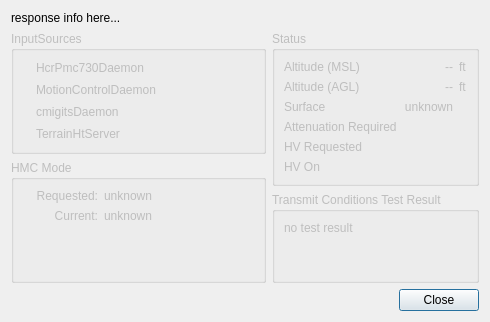
NCAR/HCR_instrument, file src/hcrgui/HcrMonitorDetails.ui: the form before one commit.
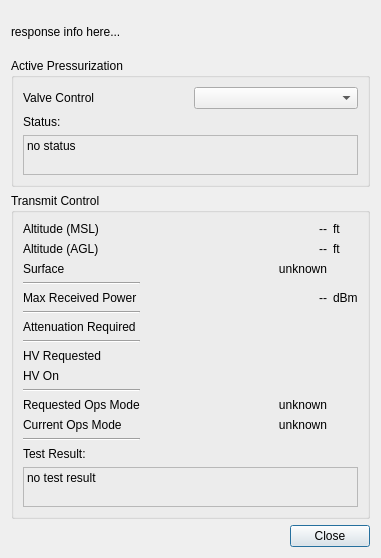
The form after the commit. Icons and pictures are not drawn.

Commit message: Added lots more information to the HcrMonitorDetails window, as well as ability to change the HcrMonitor's ApsControl::ValveControlState.

Diff of the .ui file:
```diff
--- a/src/hcrgui/HcrMonitorDetails.ui
+++ b/src/hcrgui/HcrMonitorDetails.ui
@@ -6,10 +6,16 @@
    <rect>
     <x>0</x>
     <y>0</y>
-    <width>490</width>
-    <height>321</height>
+    <width>381</width>
+    <height>558</height>
    </rect>
   </property>
+  <property name="sizePolicy">
+   <sizepolicy hsizetype="Preferred" vsizetype="MinimumExpanding">
+    <horstretch>0</horstretch>
+    <verstretch>0</verstretch>
+   </sizepolicy>
+  </property>
   <property name="windowTitle">
    <string>HcrMonitor Details</string>
   </property>
@@ -30,7 +36,7 @@
    <item row="1" column="1" colspan="2">
     <widget class="QFrame" name="contentFrame">
      <property name="enabled">
-      <bool>false</bool>
+      <bool>true</bool>
      </property>
      <property name="sizePolicy">
       <sizepolicy hsizetype="Preferred" vsizetype="Preferred">
@@ -44,253 +50,70 @@
      <property name="frameShadow">
       <enum>QFrame::Raised</enum>
      </property>
-     <layout class="QHBoxLayout" name="horizontalLayout">
+     <layout class="QVBoxLayout" name="verticalLayout_2">
       <property name="margin">
        <number>0</number>
       </property>
       <item>
-       <widget class="QFrame" name="leftFrame">
-        <property name="frameShape">
-         <enum>QFrame::NoFrame</enum>
-        </property>
-        <property name="frameShadow">
-         <enum>QFrame::Raised</enum>
-        </property>
-        <layout class="QVBoxLayout" name="verticalLayout">
-         <property name="margin">
-          <number>0</number>
-         </property>
-         <item>
-          <widget class="QGroupBox" name="inputSourcesBox">
+       <widget class="QGroupBox" name="apsBox">
            <property name="sizePolicy">
-            <sizepolicy hsizetype="Preferred" vsizetype="MinimumExpanding">
+         <sizepolicy hsizetype="Preferred" vsizetype="Preferred">
              <horstretch>0</horstretch>
              <verstretch>0</verstretch>
             </sizepolicy>
            </property>
            <property name="title">
-            <string>InputSources</string>
+         <string>Active Pressurization</string>
            </property>
            <layout class="QGridLayout" name="gridLayout_3">
-            <item row="4" column="0">
-             <widget class="QLabel" name="cmigitsIcon">
-              <property name="sizePolicy">
-               <sizepolicy hsizetype="Minimum" vsizetype="Preferred">
-                <horstretch>0</horstretch>
-                <verstretch>0</verstretch>
-               </sizepolicy>
-              </property>
-              <property name="text">
-               <string/>
-              </property>
-              <property name="pixmap">
-               <pixmap resource="HcrGuiMainWindow.qrc">:/greenLED_off.png</pixmap>
-              </property>
-             </widget>
-            </item>
-            <item row="1" column="0">
-             <widget class="QLabel" name="motionControlIcon">
-              <property name="sizePolicy">
-               <sizepolicy hsizetype="Minimum" vsizetype="Preferred">
-                <horstretch>0</horstretch>
-                <verstretch>0</verstretch>
-               </sizepolicy>
-              </property>
-              <property name="text">
-               <string/>
-              </property>
-              <property name="pixmap">
-               <pixmap resource="HcrGuiMainWindow.qrc">:/greenLED_off.png</pixmap>
-              </property>
-             </widget>
-            </item>
-            <item row="5" column="0">
-             <widget class="QLabel" name="terrainHtIcon">
-              <property name="sizePolicy">
-               <sizepolicy hsizetype="Minimum" vsizetype="Preferred">
-                <horstretch>0</horstretch>
-                <verstretch>0</verstretch>
-               </sizepolicy>
-              </property>
-              <property name="text">
-               <string/>
-              </property>
-              <property name="pixmap">
-               <pixmap resource="HcrGuiMainWindow.qrc">:/greenLED_off.png</pixmap>
-              </property>
-             </widget>
-            </item>
-            <item row="4" column="1">
-             <widget class="QLabel" name="cmigitsLabel">
-              <property name="sizePolicy">
-               <sizepolicy hsizetype="Expanding" vsizetype="Preferred">
-                <horstretch>0</horstretch>
-                <verstretch>0</verstretch>
-               </sizepolicy>
-              </property>
-              <property name="text">
-               <string>cmigitsDaemon</string>
-              </property>
-             </widget>
-            </item>
-            <item row="1" column="1">
-             <widget class="QLabel" name="motionControlLabel">
-              <property name="sizePolicy">
-               <sizepolicy hsizetype="Expanding" vsizetype="Preferred">
-                <horstretch>0</horstretch>
-                <verstretch>0</verstretch>
-               </sizepolicy>
-              </property>
-              <property name="text">
-               <string>MotionControlDaemon</string>
-              </property>
-             </widget>
-            </item>
             <item row="0" column="1">
-             <widget class="QLabel" name="hcrPmc730Label">
-              <property name="sizePolicy">
-               <sizepolicy hsizetype="Expanding" vsizetype="Preferred">
-                <horstretch>0</horstretch>
-                <verstretch>0</verstretch>
-               </sizepolicy>
-              </property>
-              <property name="text">
-               <string>HcrPmc730Daemon</string>
-              </property>
-             </widget>
-            </item>
-            <item row="5" column="1">
-             <widget class="QLabel" name="terrainHtLabel">
-              <property name="sizePolicy">
-               <sizepolicy hsizetype="Expanding" vsizetype="Preferred">
-                <horstretch>0</horstretch>
-                <verstretch>0</verstretch>
-               </sizepolicy>
-              </property>
-              <property name="text">
-               <string>TerrainHtServer</string>
-              </property>
-             </widget>
-            </item>
-            <item row="0" column="0">
-             <widget class="QLabel" name="hcrPmc730Icon">
-              <property name="sizePolicy">
-               <sizepolicy hsizetype="Minimum" vsizetype="Preferred">
-                <horstretch>0</horstretch>
-                <verstretch>0</verstretch>
-               </sizepolicy>
-              </property>
-              <property name="text">
-               <string/>
-              </property>
-              <property name="pixmap">
-               <pixmap resource="HcrGuiMainWindow.qrc">:/greenLED_off.png</pixmap>
-              </property>
-             </widget>
-            </item>
-           </layout>
-          </widget>
-         </item>
-         <item>
-          <widget class="QGroupBox" name="hmcModeBox">
-           <property name="title">
-            <string>HMC Mode</string>
-           </property>
-           <layout class="QGridLayout" name="gridLayout_4">
-            <item row="0" column="0">
-             <widget class="QLabel" name="requestedModeLabel">
-              <property name="sizePolicy">
-               <sizepolicy hsizetype="Minimum" vsizetype="Preferred">
-                <horstretch>0</horstretch>
-                <verstretch>0</verstretch>
-               </sizepolicy>
-              </property>
-              <property name="text">
-               <string>Requested:</string>
-              </property>
-              <property name="alignment">
-               <set>Qt::AlignRight|Qt::AlignTop|Qt::AlignTrailing</set>
-              </property>
-             </widget>
-            </item>
-            <item row="0" column="1">
-             <widget class="QLabel" name="requestedModeValue">
+          <widget class="QComboBox" name="apsValveControlCombo">
               <property name="minimumSize">
                <size>
                 <width>150</width>
                 <height>0</height>
                </size>
               </property>
+          </widget>
+         </item>
+         <item row="0" column="0">
+          <widget class="QLabel" name="apsValveControlLabel">
               <property name="text">
-               <string>unknown</string>
-              </property>
-              <property name="alignment">
-               <set>Qt::AlignLeading|Qt::AlignLeft|Qt::AlignTop</set>
-              </property>
-              <property name="wordWrap">
-               <bool>true</bool>
-              </property>
+            <string>Valve Control</string>
+           </property>
              </widget>
             </item>
             <item row="1" column="0">
-             <widget class="QLabel" name="curentModeLabel">
+          <widget class="QLabel" name="apsStatusLabel">
               <property name="text">
-               <string>Current:</string>
-              </property>
-              <property name="alignment">
-               <set>Qt::AlignRight|Qt::AlignTrailing|Qt::AlignVCenter</set>
-              </property>
-             </widget>
-            </item>
-            <item row="1" column="1">
-             <widget class="QLabel" name="currentModeValue">
+            <string>Status:</string>
+           </property>
+          </widget>
+         </item>
+         <item row="2" column="0" colspan="2">
+          <widget class="QLabel" name="apsStatusText">
               <property name="minimumSize">
                <size>
-                <width>150</width>
-                <height>0</height>
-               </size>
-              </property>
-              <property name="text">
-               <string>unknown</string>
-              </property>
-             </widget>
-            </item>
-            <item row="2" column="0">
-             <spacer name="verticalSpacer">
-              <property name="orientation">
-               <enum>Qt::Vertical</enum>
-              </property>
-              <property name="sizeType">
-               <enum>QSizePolicy::MinimumExpanding</enum>
-              </property>
-              <property name="sizeHint" stdset="0">
-               <size>
-                <width>20</width>
-                <height>0</height>
-               </size>
-              </property>
-             </spacer>
-            </item>
-           </layout>
-          </widget>
-         </item>
-        </layout>
-       </widget>
-      </item>
-      <item>
-       <widget class="QFrame" name="rightFrame">
+             <width>0</width>
+             <height>40</height>
+            </size>
+           </property>
         <property name="frameShape">
-         <enum>QFrame::NoFrame</enum>
-        </property>
-        <property name="frameShadow">
-         <enum>QFrame::Raised</enum>
-        </property>
-        <layout class="QVBoxLayout" name="verticalLayout_3">
-         <property name="margin">
-          <number>0</number>
-         </property>
+            <enum>QFrame::StyledPanel</enum>
+           </property>
+           <property name="text">
+            <string>no status</string>
+           </property>
+           <property name="alignment">
+            <set>Qt::AlignLeading|Qt::AlignLeft|Qt::AlignTop</set>
+           </property>
+          </widget>
+         </item>
+        </layout>
+       </widget>
+      </item>
          <item>
-          <widget class="QGroupBox" name="statusBox">
+       <widget class="QGroupBox" name="transmitControlBox">
            <property name="sizePolicy">
             <sizepolicy hsizetype="Preferred" vsizetype="Preferred">
              <horstretch>0</horstretch>
@@ -298,64 +121,100 @@
             </sizepolicy>
            </property>
            <property name="title">
-            <string>Status</string>
+         <string>Transmit Control</string>
            </property>
            <layout class="QGridLayout" name="gridLayout_2">
-            <item row="0" column="2">
-             <widget class="QLabel" name="altitudeMslUnits">
+         <property name="bottomMargin">
+          <number>9</number>
+         </property>
+         <item row="1" column="2">
+          <widget class="QLabel" name="altitudeAglUnits">
+           <property name="sizePolicy">
+            <sizepolicy hsizetype="Minimum" vsizetype="Preferred">
+             <horstretch>0</horstretch>
+             <verstretch>0</verstretch>
+            </sizepolicy>
+           </property>
               <property name="text">
                <string>ft</string>
               </property>
              </widget>
             </item>
-            <item row="0" column="0">
-             <widget class="QLabel" name="altitudeMslLabel">
-              <property name="text">
-               <string>Altitude (MSL)</string>
+         <item row="7" column="0">
+          <widget class="Line" name="line">
+           <property name="orientation">
+            <enum>Qt::Horizontal</enum>
               </property>
              </widget>
             </item>
-            <item row="1" column="1">
-             <widget class="QLabel" name="altitudeAglValue">
-              <property name="minimumSize">
-               <size>
-                <width>50</width>
-                <height>0</height>
-               </size>
-              </property>
-              <property name="text">
-               <string>--</string>
-              </property>
-              <property name="alignment">
-               <set>Qt::AlignRight|Qt::AlignTrailing|Qt::AlignVCenter</set>
+         <item row="5" column="0">
+          <widget class="Line" name="line_2">
+           <property name="orientation">
+            <enum>Qt::Horizontal</enum>
+           </property>
+          </widget>
+         </item>
+         <item row="11" column="0">
+          <widget class="Line" name="line_3">
+           <property name="orientation">
+            <enum>Qt::Horizontal</enum>
               </property>
              </widget>
             </item>
             <item row="10" column="0">
-             <spacer name="verticalSpacer_2">
-              <property name="orientation">
-               <enum>Qt::Vertical</enum>
-              </property>
-              <property name="sizeType">
-               <enum>QSizePolicy::MinimumExpanding</enum>
-              </property>
-              <property name="sizeHint" stdset="0">
-               <size>
-                <width>20</width>
-                <height>0</height>
-               </size>
-              </property>
-             </spacer>
-            </item>
-            <item row="4" column="0">
+          <widget class="QLabel" name="hvOnLabel">
+           <property name="sizePolicy">
+            <sizepolicy hsizetype="Minimum" vsizetype="Preferred">
+             <horstretch>0</horstretch>
+             <verstretch>0</verstretch>
+            </sizepolicy>
+           </property>
+           <property name="text">
+            <string>HV On</string>
+           </property>
+          </widget>
+         </item>
+         <item row="1" column="0">
+          <widget class="QLabel" name="altitudeAglLabel">
+           <property name="sizePolicy">
+            <sizepolicy hsizetype="Minimum" vsizetype="Preferred">
+             <horstretch>0</horstretch>
+             <verstretch>0</verstretch>
+            </sizepolicy>
+           </property>
+           <property name="text">
+            <string>Altitude (AGL)</string>
+           </property>
+          </widget>
+         </item>
+         <item row="8" column="0">
              <widget class="QLabel" name="hvRequestedLabel">
+           <property name="sizePolicy">
+            <sizepolicy hsizetype="Minimum" vsizetype="Preferred">
+             <horstretch>0</horstretch>
+             <verstretch>0</verstretch>
+            </sizepolicy>
+           </property>
               <property name="text">
                <string>HV Requested</string>
               </property>
              </widget>
             </item>
-            <item row="4" column="1">
+         <item row="4" column="0">
+          <widget class="QLabel" name="maxPowerLabel">
+           <property name="text">
+            <string>Max Received Power</string>
+           </property>
+          </widget>
+         </item>
+         <item row="8" column="1">
              <widget class="QLabel" name="hvRequestedIcon">
+           <property name="sizePolicy">
+            <sizepolicy hsizetype="MinimumExpanding" vsizetype="Preferred">
+             <horstretch>0</horstretch>
+             <verstretch>0</verstretch>
+            </sizepolicy>
+           </property>
               <property name="text">
                <string/>
               </property>
@@ -367,18 +226,82 @@
               </property>
              </widget>
             </item>
-            <item row="3" column="0">
+         <item row="6" column="0">
              <widget class="QLabel" name="attenuationRequiredLabel">
+           <property name="sizePolicy">
+            <sizepolicy hsizetype="Minimum" vsizetype="Preferred">
+             <horstretch>0</horstretch>
+             <verstretch>0</verstretch>
+            </sizepolicy>
+           </property>
               <property name="text">
                <string>Attenuation Required</string>
               </property>
              </widget>
             </item>
-            <item row="0" column="1">
-             <widget class="QLabel" name="altitudeMslValue">
+         <item row="17" column="0">
+          <widget class="Line" name="line_4">
+           <property name="orientation">
+            <enum>Qt::Horizontal</enum>
+           </property>
+          </widget>
+         </item>
+         <item row="6" column="1">
+          <widget class="QLabel" name="attenuationRequiredIcon">
+           <property name="sizePolicy">
+            <sizepolicy hsizetype="MinimumExpanding" vsizetype="Preferred">
+             <horstretch>0</horstretch>
+             <verstretch>0</verstretch>
+            </sizepolicy>
+           </property>
+           <property name="text">
+            <string/>
+           </property>
+           <property name="pixmap">
+            <pixmap resource="HcrGuiMainWindow.qrc">:/greenLED_off.png</pixmap>
+           </property>
+           <property name="alignment">
+            <set>Qt::AlignRight|Qt::AlignTrailing|Qt::AlignVCenter</set>
+           </property>
+          </widget>
+         </item>
+         <item row="0" column="2">
+          <widget class="QLabel" name="altitudeMslUnits">
+           <property name="sizePolicy">
+            <sizepolicy hsizetype="Minimum" vsizetype="Preferred">
+             <horstretch>0</horstretch>
+             <verstretch>0</verstretch>
+            </sizepolicy>
+           </property>
+           <property name="text">
+            <string>ft</string>
+           </property>
+          </widget>
+         </item>
+         <item row="0" column="0">
+          <widget class="QLabel" name="altitudeMslLabel">
+           <property name="sizePolicy">
+            <sizepolicy hsizetype="Minimum" vsizetype="Preferred">
+             <horstretch>0</horstretch>
+             <verstretch>0</verstretch>
+            </sizepolicy>
+           </property>
+           <property name="text">
+            <string>Altitude (MSL)</string>
+           </property>
+          </widget>
+         </item>
+         <item row="1" column="1">
+          <widget class="QLabel" name="altitudeAglValue">
+           <property name="sizePolicy">
+            <sizepolicy hsizetype="MinimumExpanding" vsizetype="Preferred">
+             <horstretch>0</horstretch>
+             <verstretch>0</verstretch>
+            </sizepolicy>
+           </property>
               <property name="minimumSize">
                <size>
-                <width>50</width>
+             <width>0</width>
                 <height>0</height>
                </size>
               </property>
@@ -390,8 +313,72 @@
               </property>
              </widget>
             </item>
+         <item row="10" column="1">
+          <widget class="QLabel" name="hvOnIcon">
+           <property name="sizePolicy">
+            <sizepolicy hsizetype="MinimumExpanding" vsizetype="Preferred">
+             <horstretch>0</horstretch>
+             <verstretch>0</verstretch>
+            </sizepolicy>
+           </property>
+           <property name="text">
+            <string/>
+           </property>
+           <property name="pixmap">
+            <pixmap resource="HcrGuiMainWindow.qrc">:/greenLED_off.png</pixmap>
+           </property>
+           <property name="alignment">
+            <set>Qt::AlignRight|Qt::AlignTrailing|Qt::AlignVCenter</set>
+           </property>
+          </widget>
+         </item>
+         <item row="16" column="0">
+          <widget class="QLabel" name="curentModeLabel">
+           <property name="sizePolicy">
+            <sizepolicy hsizetype="Minimum" vsizetype="Preferred">
+             <horstretch>0</horstretch>
+             <verstretch>0</verstretch>
+            </sizepolicy>
+           </property>
+           <property name="text">
+            <string>Current Ops Mode</string>
+           </property>
+           <property name="alignment">
+            <set>Qt::AlignLeading|Qt::AlignLeft|Qt::AlignVCenter</set>
+           </property>
+          </widget>
+         </item>
+         <item row="12" column="0">
+          <widget class="QLabel" name="requestedModeLabel">
+           <property name="sizePolicy">
+            <sizepolicy hsizetype="Minimum" vsizetype="Preferred">
+             <horstretch>0</horstretch>
+             <verstretch>0</verstretch>
+            </sizepolicy>
+           </property>
+           <property name="text">
+            <string>Requested Ops Mode</string>
+           </property>
+           <property name="alignment">
+            <set>Qt::AlignLeading|Qt::AlignLeft|Qt::AlignTop</set>
+           </property>
+          </widget>
+         </item>
+         <item row="18" column="0">
+          <widget class="QLabel" name="testResultLabel">
+           <property name="text">
+            <string>Test Result:</string>
+           </property>
+          </widget>
+         </item>
             <item row="2" column="0">
              <widget class="QLabel" name="surfaceLabel">
+           <property name="sizePolicy">
+            <sizepolicy hsizetype="Minimum" vsizetype="Preferred">
+             <horstretch>0</horstretch>
+             <verstretch>0</verstretch>
+            </sizepolicy>
+           </property>
               <property name="text">
                <string>Surface</string>
               </property>
@@ -399,9 +386,15 @@
             </item>
             <item row="2" column="1">
              <widget class="QLabel" name="surfaceValue">
+           <property name="sizePolicy">
+            <sizepolicy hsizetype="MinimumExpanding" vsizetype="Preferred">
+             <horstretch>0</horstretch>
+             <verstretch>0</verstretch>
+            </sizepolicy>
+           </property>
               <property name="minimumSize">
                <size>
-                <width>50</width>
+             <width>0</width>
                 <height>0</height>
                </size>
               </property>
@@ -413,70 +406,116 @@
               </property>
              </widget>
             </item>
-            <item row="3" column="1">
-             <widget class="QLabel" name="attenuationRequiredIcon">
-              <property name="text">
-               <string/>
-              </property>
-              <property name="pixmap">
-               <pixmap resource="HcrGuiMainWindow.qrc">:/greenLED_off.png</pixmap>
-              </property>
+         <item row="0" column="1">
+          <widget class="QLabel" name="altitudeMslValue">
+           <property name="sizePolicy">
+            <sizepolicy hsizetype="MinimumExpanding" vsizetype="Preferred">
+             <horstretch>0</horstretch>
+             <verstretch>0</verstretch>
+            </sizepolicy>
+           </property>
+           <property name="minimumSize">
+            <size>
+             <width>0</width>
+             <height>0</height>
+            </size>
+           </property>
+           <property name="text">
+            <string>--</string>
+           </property>
               <property name="alignment">
                <set>Qt::AlignRight|Qt::AlignTrailing|Qt::AlignVCenter</set>
               </property>
              </widget>
             </item>
-            <item row="6" column="1">
-             <widget class="QLabel" name="hvOnIcon">
+         <item row="4" column="1">
+          <widget class="QLabel" name="maxPowerValue">
               <property name="text">
-               <string/>
-              </property>
-              <property name="pixmap">
-               <pixmap resource="HcrGuiMainWindow.qrc">:/greenLED_off.png</pixmap>
-              </property>
+            <string>--</string>
+           </property>
               <property name="alignment">
                <set>Qt::AlignRight|Qt::AlignTrailing|Qt::AlignVCenter</set>
               </property>
              </widget>
             </item>
-            <item row="1" column="2">
-             <widget class="QLabel" name="altitudeAglUnits">
+         <item row="4" column="2">
+          <widget class="QLabel" name="maxPowerUnits">
+           <property name="sizePolicy">
+            <sizepolicy hsizetype="Minimum" vsizetype="Preferred">
+             <horstretch>0</horstretch>
+             <verstretch>0</verstretch>
+            </sizepolicy>
+           </property>
               <property name="text">
-               <string>ft</string>
+            <string>dBm</string>
               </property>
              </widget>
             </item>
-            <item row="6" column="0">
-             <widget class="QLabel" name="hvOnLabel">
-              <property name="text">
-               <string>HV On</string>
+         <item row="3" column="0">
+          <widget class="Line" name="line_5">
+           <property name="orientation">
+            <enum>Qt::Horizontal</enum>
               </property>
              </widget>
             </item>
-            <item row="1" column="0">
-             <widget class="QLabel" name="altitudeAglLabel">
+         <item row="16" column="1">
+          <widget class="QLabel" name="currentModeValue">
+           <property name="sizePolicy">
+            <sizepolicy hsizetype="MinimumExpanding" vsizetype="Preferred">
+             <horstretch>0</horstretch>
+             <verstretch>0</verstretch>
+            </sizepolicy>
+           </property>
+           <property name="minimumSize">
+            <size>
+             <width>170</width>
+             <height>0</height>
+            </size>
+           </property>
               <property name="text">
-               <string>Altitude (AGL)</string>
-              </property>
-             </widget>
-            </item>
-           </layout>
+            <string>unknown</string>
+           </property>
+           <property name="alignment">
+            <set>Qt::AlignRight|Qt::AlignTrailing|Qt::AlignVCenter</set>
+           </property>
+          </widget>
+         </item>
+         <item row="12" column="1">
+          <widget class="QLabel" name="requestedModeValue">
+           <property name="sizePolicy">
+            <sizepolicy hsizetype="MinimumExpanding" vsizetype="Preferred">
+             <horstretch>0</horstretch>
+             <verstretch>0</verstretch>
+            </sizepolicy>
+           </property>
+           <property name="minimumSize">
+            <size>
+             <width>170</width>
+             <height>0</height>
+            </size>
+           </property>
+           <property name="text">
+            <string>unknown</string>
+           </property>
+           <property name="alignment">
+            <set>Qt::AlignRight|Qt::AlignTop|Qt::AlignTrailing</set>
+           </property>
+           <property name="wordWrap">
+            <bool>true</bool>
+           </property>
           </widget>
          </item>
-         <item>
-          <widget class="QGroupBox" name="testResultBox">
-           <property name="title">
-            <string>Transmit Conditions Test Result</string>
-           </property>
-           <layout class="QVBoxLayout" name="verticalLayout_2">
-            <item>
+         <item row="21" column="0" colspan="3">
              <widget class="QLabel" name="testResultText">
               <property name="minimumSize">
                <size>
                 <width>0</width>
-                <height>50</height>
-               </size>
-              </property>
+             <height>40</height>
+            </size>
+           </property>
+           <property name="frameShape">
+            <enum>QFrame::StyledPanel</enum>
+           </property>
               <property name="text">
                <string>no test result</string>
               </property>
@@ -489,9 +528,6 @@
               <property name="wordWrap">
                <bool>true</bool>
               </property>
-             </widget>
-            </item>
-           </layout>
           </widget>
          </item>
         </layout>
```
Lines whose indentation alone changed are shown as unchanged. The commit also changes 3 other files.
